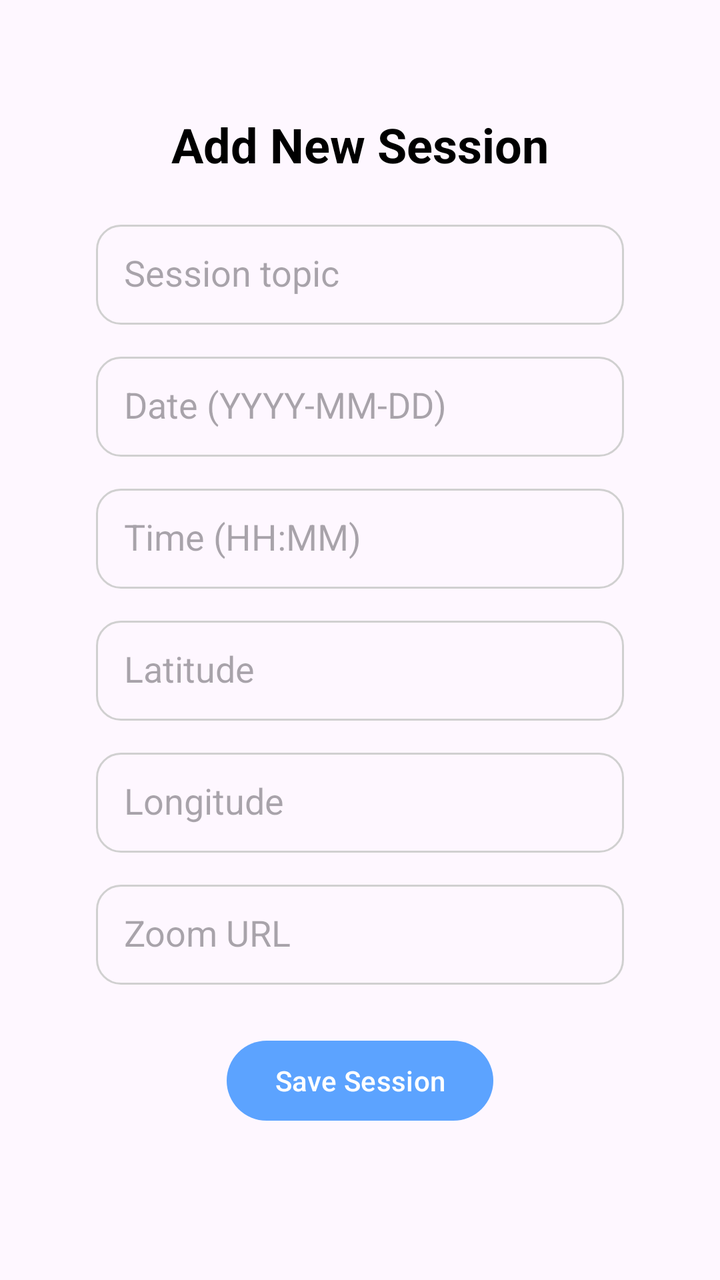
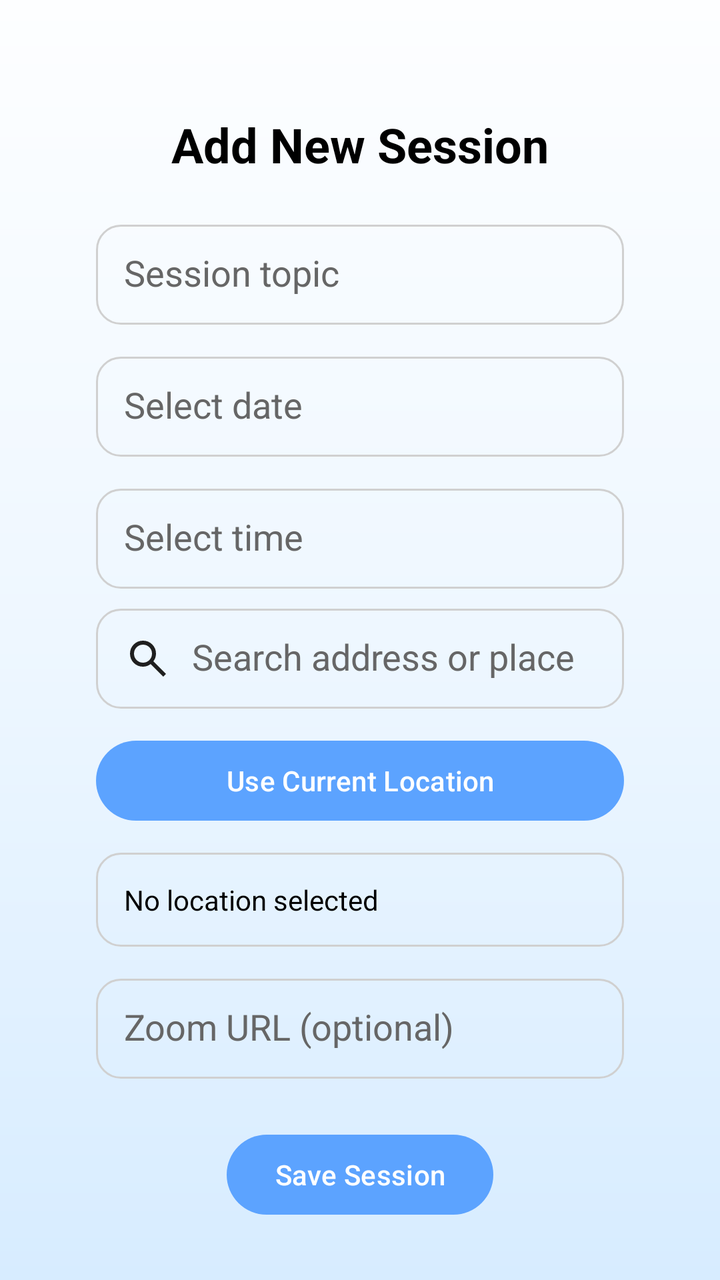

An Android layout rendered at two revisions. The XML below is the earlier revision; the diff shows what the commit changed to produce the second picture.
<!-- AndroidManifest.xml: application theme Theme.First_exercise -->
<!-- res/layout/activity_edit_session.xml -->
<androidx.constraintlayout.widget.ConstraintLayout
    xmlns:android="http://schemas.android.com/apk/res/android"
    xmlns:app="http://schemas.android.com/apk/res-auto"
    android:id="@+id/main"
    android:layout_width="match_parent"
    android:layout_height="match_parent"
    android:padding="16dp">

    <TextView
        android:id="@+id/admin_title"
        android:layout_width="wrap_content"
        android:layout_height="wrap_content"
        android:text="Add New Session"
        android:textSize="24sp"
        android:textStyle="bold"
        android:textColor="@color/black"
        android:layout_marginTop="40dp"
        app:layout_constraintTop_toTopOf="parent"
        app:layout_constraintStart_toStartOf="parent"
        app:layout_constraintEnd_toEndOf="parent"/>

    <EditText
        android:id="@+id/etTopic"
        android:layout_width="0dp"
        android:layout_height="50dp"
        android:layout_marginTop="24dp"
        android:layout_marginStart="32dp"
        android:layout_marginEnd="32dp"
        android:hint="Session topic"
        android:padding="14dp"
        android:background="@drawable/text_box"
        app:layout_constraintTop_toBottomOf="@id/admin_title"
        app:layout_constraintStart_toStartOf="parent"
        app:layout_constraintEnd_toEndOf="parent"/>

    <EditText
        android:id="@+id/etDate"
        android:layout_width="0dp"
        android:layout_height="50dp"
        android:layout_marginStart="32dp"
        android:layout_marginEnd="32dp"
        android:hint="Date (YYYY-MM-DD)"
        android:padding="14dp"
        android:background="@drawable/text_box"
        app:layout_constraintTop_toBottomOf="@id/etTopic"
        app:layout_constraintStart_toStartOf="parent"
        app:layout_constraintEnd_toEndOf="parent"
        android:layout_marginTop="16dp"/>

    <EditText
        android:id="@+id/etTime"
        android:layout_width="0dp"
        android:layout_height="50dp"
        android:layout_marginStart="32dp"
        android:layout_marginEnd="32dp"
        android:hint="Time (HH:MM)"
        android:padding="14dp"
        android:background="@drawable/text_box"
        app:layout_constraintTop_toBottomOf="@id/etDate"
        app:layout_constraintStart_toStartOf="parent"
        app:layout_constraintEnd_toEndOf="parent"
        android:layout_marginTop="16dp"/>

    <EditText
        android:id="@+id/etLat"
        android:layout_width="0dp"
        android:layout_height="50dp"
        android:layout_marginStart="32dp"
        android:layout_marginEnd="32dp"
        android:hint="Latitude"
        android:padding="14dp"
        android:background="@drawable/text_box"
        app:layout_constraintTop_toBottomOf="@id/etTime"
        app:layout_constraintStart_toStartOf="parent"
        app:layout_constraintEnd_toEndOf="parent"
        android:layout_marginTop="16dp"/>

    <EditText
        android:id="@+id/etLon"
        android:layout_width="0dp"
        android:layout_height="50dp"
        android:layout_marginStart="32dp"
        android:layout_marginEnd="32dp"
        android:hint="Longitude"
        android:padding="14dp"
        android:background="@drawable/text_box"
        app:layout_constraintTop_toBottomOf="@id/etLat"
        app:layout_constraintStart_toStartOf="parent"
        app:layout_constraintEnd_toEndOf="parent"
        android:layout_marginTop="16dp"/>

    <EditText
        android:id="@+id/etZoomUrl"
        android:layout_width="0dp"
        android:layout_height="50dp"
        android:layout_marginTop="16dp"
        android:layout_marginStart="32dp"
        android:layout_marginEnd="32dp"
        android:background="@drawable/text_box"
        android:hint="Zoom URL"
        android:padding="14dp"
        android:textColor="@color/black"
        android:inputType="textUri"
        app:layout_constraintTop_toBottomOf="@id/etLon"
        app:layout_constraintStart_toStartOf="parent"
        app:layout_constraintEnd_toEndOf="parent"/>

    <com.google.android.material.button.MaterialButton
        android:id="@+id/btnSaveSession"
        android:layout_width="wrap_content"
        android:layout_height="wrap_content"
        android:text="Save Session"
        android:layout_marginTop="24dp"
        app:layout_constraintTop_toBottomOf="@id/etZoomUrl"
        app:layout_constraintStart_toStartOf="parent"
        app:layout_constraintEnd_toEndOf="parent"
        app:backgroundTint="@color/lightBlue"/>
</androidx.constraintlayout.widget.ConstraintLayout>
<!-- resources referenced by this layout -->
<resources>
  <color name="black">#FF000000</color>
  <color name="lightBlue">#5ca3ff</color>
  <!-- drawable text_box (drawable) -->
  <?xml version="1.0" encoding="utf-8"?>
  <shape xmlns:android="http://schemas.android.com/apk/res/android">
  
      <solid android:color="@color/transparent" />
  
      <corners android:radius="12dp"/>
  
      <stroke
          android:width="1dp"
          android:color="@color/login_border_gray" />
  
  </shape>
  <style name="Theme.First_exercise" parent="Base.Theme.First_exercise" />
  <color name="transparent">#00FFFFFF</color>
  <color name="login_border_gray">#D0D0D0</color>
  <style name="Base.Theme.First_exercise" parent="Theme.Material3.DayNight.NoActionBar">
          
          
      </style>
</resources>

<!-- the commit's change to res/layout/activity_edit_session.xml (unified diff, before → after) -->
@@ -1,10 +1,12 @@
+<?xml version="1.0" encoding="utf-8"?>
 <androidx.constraintlayout.widget.ConstraintLayout
     xmlns:android="http://schemas.android.com/apk/res/android"
     xmlns:app="http://schemas.android.com/apk/res-auto"
     android:id="@+id/main"
     android:layout_width="match_parent"
     android:layout_height="match_parent"
-    android:padding="16dp">
+    android:padding="16dp"
+    android:background="@drawable/login_background">
 
     <TextView
         android:id="@+id/admin_title"
@@ -29,6 +31,9 @@
         android:hint="Session topic"
         android:padding="14dp"
         android:background="@drawable/text_box"
+        android:textColor="@color/black"
+        android:textColorHint="#666666"
+        android:inputType="textCapSentences"
         app:layout_constraintTop_toBottomOf="@id/admin_title"
         app:layout_constraintStart_toStartOf="parent"
         app:layout_constraintEnd_toEndOf="parent"/>
@@ -37,57 +42,103 @@
         android:id="@+id/etDate"
         android:layout_width="0dp"
         android:layout_height="50dp"
+        android:layout_marginTop="16dp"
         android:layout_marginStart="32dp"
         android:layout_marginEnd="32dp"
-        android:hint="Date (YYYY-MM-DD)"
+        android:hint="Select date"
         android:padding="14dp"
         android:background="@drawable/text_box"
+        android:textColor="@color/black"
+        android:textColorHint="#666666"
+        android:focusable="false"
+        android:clickable="true"
+        android:cursorVisible="false"
+        android:inputType="none"
         app:layout_constraintTop_toBottomOf="@id/etTopic"
         app:layout_constraintStart_toStartOf="parent"
-        app:layout_constraintEnd_toEndOf="parent"
-        android:layout_marginTop="16dp"/>
+        app:layout_constraintEnd_toEndOf="parent"/>
 
     <EditText
         android:id="@+id/etTime"
         android:layout_width="0dp"
         android:layout_height="50dp"
+        android:layout_marginTop="16dp"
         android:layout_marginStart="32dp"
         android:layout_marginEnd="32dp"
-        android:hint="Time (HH:MM)"
+        android:hint="Select time"
         android:padding="14dp"
         android:background="@drawable/text_box"
+        android:textColor="@color/black"
+        android:textColorHint="#666666"
+        android:focusable="false"
+        android:clickable="true"
+        android:cursorVisible="false"
+        android:inputType="none"
         app:layout_constraintTop_toBottomOf="@id/etDate"
         app:layout_constraintStart_toStartOf="parent"
-        app:layout_constraintEnd_toEndOf="parent"
-        android:layout_marginTop="16dp"/>
+        app:layout_constraintEnd_toEndOf="parent"/>
+
+
+
+
+
+
+
+
+
+
+
+
+
+
+
+
 
     <EditText
-        android:id="@+id/etLat"
+        android:id="@+id/etManualLocation"
         android:layout_width="0dp"
         android:layout_height="50dp"
+        android:layout_marginTop="10dp"
         android:layout_marginStart="32dp"
         android:layout_marginEnd="32dp"
-        android:hint="Latitude"
+        android:hint="Search address or place"
         android:padding="14dp"
         android:background="@drawable/text_box"
+        android:textColor="@color/black"
+        android:textColorHint="#666666"
+        android:imeOptions="actionSearch"
+        android:inputType="textPostalAddress"
+        android:drawableStart="@drawable/search"
+        android:drawablePadding="10dp"
         app:layout_constraintTop_toBottomOf="@id/etTime"
         app:layout_constraintStart_toStartOf="parent"
-        app:layout_constraintEnd_toEndOf="parent"
-        android:layout_marginTop="16dp"/>
+        app:layout_constraintEnd_toEndOf="parent" />
 
-    <EditText
-        android:id="@+id/etLon"
+    <com.google.android.material.button.MaterialButton
+        android:id="@+id/btnUseCurrentLocation"
         android:layout_width="0dp"
-        android:layout_height="50dp"
-        android:layout_marginStart="32dp"
-        android:layout_marginEnd="32dp"
-        android:hint="Longitude"
+        android:layout_height="wrap_content"
+        android:text="Use Current Location"
+        android:textAllCaps="false"
+        android:layout_marginTop="12dp"
+        app:layout_constraintTop_toBottomOf="@id/etManualLocation"
+        app:layout_constraintStart_toStartOf="@id/etManualLocation"
+        app:layout_constraintEnd_toEndOf="@id/etManualLocation"
+        app:backgroundTint="@color/lightBlue" />
+
+    <TextView
+        android:id="@+id/tvSelectedLocation"
+        android:layout_width="0dp"
+        android:layout_height="wrap_content"
+        android:layout_marginTop="12dp"
         android:padding="14dp"
+        android:text="No location selected"
+        android:textColor="@color/black"
         android:background="@drawable/text_box"
-        app:layout_constraintTop_toBottomOf="@id/etLat"
-        app:layout_constraintStart_toStartOf="parent"
-        app:layout_constraintEnd_toEndOf="parent"
-        android:layout_marginTop="16dp"/>
+        app:layout_constraintTop_toBottomOf="@id/btnUseCurrentLocation"
+        app:layout_constraintStart_toStartOf="@id/btnUseCurrentLocation"
+        app:layout_constraintEnd_toEndOf="@id/btnUseCurrentLocation" />
+
 
     <EditText
         android:id="@+id/etZoomUrl"
@@ -97,11 +148,12 @@
         android:layout_marginStart="32dp"
         android:layout_marginEnd="32dp"
         android:background="@drawable/text_box"
-        android:hint="Zoom URL"
+        android:hint="Zoom URL (optional)"
         android:padding="14dp"
         android:textColor="@color/black"
+        android:textColorHint="#666666"
         android:inputType="textUri"
-        app:layout_constraintTop_toBottomOf="@id/etLon"
+        app:layout_constraintTop_toBottomOf="@id/tvSelectedLocation"
         app:layout_constraintStart_toStartOf="parent"
         app:layout_constraintEnd_toEndOf="parent"/>
 
@@ -110,9 +162,11 @@
         android:layout_width="wrap_content"
         android:layout_height="wrap_content"
         android:text="Save Session"
+        android:textAllCaps="false"
         android:layout_marginTop="24dp"
         app:layout_constraintTop_toBottomOf="@id/etZoomUrl"
         app:layout_constraintStart_toStartOf="parent"
         app:layout_constraintEnd_toEndOf="parent"
         app:backgroundTint="@color/lightBlue"/>
+
 </androidx.constraintlayout.widget.ConstraintLayout>
<!-- resource entries referenced after the edit -->
@@ -2,6 +2,25 @@
 <resources>
   <color name="black">#FF000000</color>
   <color name="lightBlue">#5ca3ff</color>
+  <!-- drawable login_background (drawable) -->
+  <?xml version="1.0" encoding="utf-8"?>
+  <shape xmlns:android="http://schemas.android.com/apk/res/android">
+      <gradient
+          android:startColor="#FDFEFF"
+      android:centerColor="#EEF7FF"
+      android:endColor="#D7ECFF"
+      android:angle="270" />
+  </shape>
+  <!-- drawable search (drawable) -->
+  <vector xmlns:android="http://schemas.android.com/apk/res/android"
+      android:width="24dp"
+      android:height="24dp"
+      android:viewportWidth="960"
+      android:viewportHeight="960">
+    <path
+        android:pathData="M784,840 L532,588q-30,24 -69,38t-83,14q-109,0 -184.5,-75.5T120,380q0,-109 75.5,-184.5T380,120q109,0 184.5,75.5T640,380q0,44 -14,83t-38,69l252,252 -56,56ZM380,560q75,0 127.5,-52.5T560,380q0,-75 -52.5,-127.5T380,200q-75,0 -127.5,52.5T200,380q0,75 52.5,127.5T380,560Z"
+        android:fillColor="#1f1f1f"/>
+  </vector>
   <!-- drawable text_box (drawable) -->
   <?xml version="1.0" encoding="utf-8"?>
   <shape xmlns:android="http://schemas.android.com/apk/res/android">
